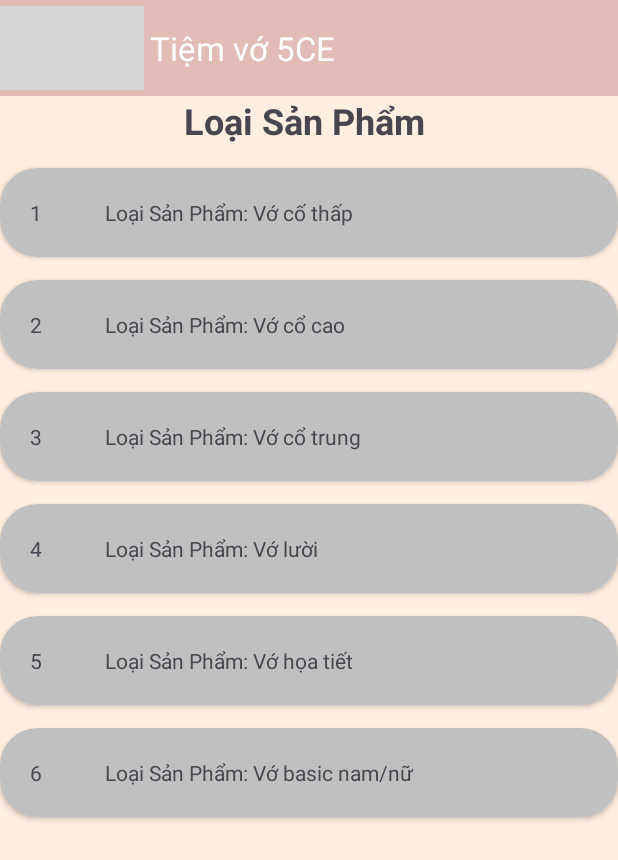
After one commit to thanhson539/DuAn1Application, an Android app: the fragment Loai_San_Pham_Fragment placed in its activity, on a phone screen of 412 x 824 dp. The commit adds this screen. Shown: the top 860 px of the screen. Run offline under Robolectric (Android 15) with nearby library versions, the phone set to English and light mode, and no system bars; our stand-ins replace Picasso; grey boxes are pictures that could not be loaded.

Commit message:
xong hai layout tiennd

```diff
--- a/app/src/main/java/md18202/nhom2/duan1application/Activities/MainActivity.java
+++ b/app/src/main/java/md18202/nhom2/duan1application/Activities/MainActivity.java
@@ -22,6 +22,8 @@ import androidx.fragment.app.FragmentManager;
 import com.google.android.material.navigation.NavigationView;
 
 import md18202.nhom2.duan1application.Fragments.HomeFragment;
+import md18202.nhom2.duan1application.Fragments.Loai_San_Pham_Fragment;
+import md18202.nhom2.duan1application.Fragments.SanPham_Fragment;
 import md18202.nhom2.duan1application.Fragments.VoCoCao_Fragment;
 import md18202.nhom2.duan1application.Fragments.VoCoThap_Fragment;
 import md18202.nhom2.duan1application.Fragments.VoCoTrung_Fragment;
@@ -35,7 +37,7 @@ public class MainActivity extends AppCompatActivity {
     private NavigationView navigationView_frame4;
     private FragmentManager fragmentManager;
     private Fragment fragment;
-    private TextView txtNameNav, txtsdtU;
+    private TextView txtNameNav, txtsdtU , txtEmail;
 
     @Override
     protected void onCreate(Bundle savedInstanceState) {
@@ -50,7 +52,7 @@ public class MainActivity extends AppCompatActivity {
         View headerLayout = navigationView_frame4.getHeaderView(0);
         txtNameNav = headerLayout.findViewById(R.id.txtNameU);
         txtsdtU = headerLayout.findViewById(R.id.sdtU);
-
+        txtEmail = headerLayout.findViewById(R.id.txtEmail);
         //Xử lý cho toolbar
         setSupportActionBar(toolbar_frame4);
         ActionBar actionBar = getSupportActionBar();
@@ -100,6 +102,12 @@ public class MainActivity extends AppCompatActivity {
                 } else if (menuId == R.id.menuYeuThich) {
                     fragment = new YeuThich_Fragment();
                     fragmentManager.beginTransaction().replace(R.id.frameLayout_frame4, fragment).commit();
+                } else if (menuId == R.id.menuLoaiSanPham) {
+                    fragment  = new Loai_San_Pham_Fragment();
+                    fragmentManager.beginTransaction().replace(R.id.frameLayout_frame4, fragment).commit();
+                } else if (menuId == R.id.menuSanPham) {
+                    fragment = new SanPham_Fragment();
+                    fragmentManager.beginTransaction().replace(R.id.frameLayout_frame4, fragment).commit();
                 }
 
                 drawerLayout_frame4.closeDrawer(GravityCompat.START);
@@ -111,9 +119,10 @@ public class MainActivity extends AppCompatActivity {
         SharedPreferences sharedPreferences = getSharedPreferences("NGUOIDUNG",MODE_PRIVATE);
         String hoten = sharedPreferences.getString("hoTen","");
         String sdtU = sharedPreferences.getString("sdt","");
+        String email= sharedPreferences.getString("email","");
         txtNameNav.setText("Hi!"+hoten);
         txtsdtU.setText(sdtU);
-
+        txtEmail.setText(email);
 
 
     }
--- /dev/null
+++ b/app/src/main/java/md18202/nhom2/duan1application/Adapters/LoaiSanPhamAdapter.java
@@ -0,0 +1,106 @@
+package md18202.nhom2.duan1application.Adapters;
+
+import android.app.Activity;
+import android.app.AlertDialog;
+import android.app.Dialog;
+import android.content.Context;
+import android.content.DialogInterface;
+import android.view.LayoutInflater;
+import android.view.View;
+import android.view.ViewGroup;
+import android.widget.CompoundButton;
+import android.widget.EditText;
+import android.widget.TextView;
+import android.widget.Toast;
+
+import androidx.annotation.NonNull;
+import androidx.recyclerview.widget.RecyclerView;
+
+import java.util.ArrayList;
+
+import md18202.nhom2.duan1application.DAO.LoaiSanPhamDAO;
+import md18202.nhom2.duan1application.Models.LoaiSanPham;
+import md18202.nhom2.duan1application.R;
+
+public class LoaiSanPhamAdapter extends RecyclerView.Adapter<LoaiSanPhamAdapter.MyViewHover> {
+    private Context context;
+    private ArrayList<LoaiSanPham>list;
+private LoaiSanPhamDAO loaiSanPhamDAO;
+    public LoaiSanPhamAdapter(Context context, ArrayList<LoaiSanPham> list) {
+        this.context = context;
+        this.list = list;
+    }
+
+    @NonNull
+    @Override
+    public MyViewHover onCreateViewHolder(@NonNull ViewGroup parent, int viewType) {
+        View view = LayoutInflater.from(parent.getContext()).inflate(R.layout.item_loai_san_pham, parent, false);
+
+        return new MyViewHover(view);
+    }
+
+    @Override
+    public void onBindViewHolder(@NonNull MyViewHover holder, int position) {
+        holder.tvSanpham.setText("Loại Sản Phẩm: "+list.get(position).getTenLoai());
+        holder.tvidSanPham.setText(String.valueOf(list.get(position).getLoaiSanPham_id()));
+    }
+
+    @Override
+    public int getItemCount() {
+        if (list != null){
+            return list.size();
+        }
+        return 0;
+    }
+
+   public class MyViewHover extends RecyclerView.ViewHolder {
+       private TextView tvSanpham , tvidSanPham;
+        public MyViewHover(@NonNull View itemView) {
+            super(itemView);
+            tvSanpham  = itemView.findViewById(R.id.tvLoaiSanPham);
+            tvidSanPham = itemView.findViewById(R.id.tvid_LoaiSanPham);
+
+            // sửa loại sản phẩm
+            itemView.setOnClickListener(new View.OnClickListener() {
+                @Override
+                public void onClick(View v) {
+                    AlertDialog.Builder builder  = new AlertDialog.Builder(context);
+                    LayoutInflater inflater = ((Activity)context).getLayoutInflater();
+                    View view = inflater.inflate(R.layout.dialog_sua_loai_sanpham, null);
+                    EditText edTen= view.findViewById(R.id.edTenLoaiSp);
+                    LoaiSanPham loaiSanPham = list.get(getLayoutPosition());
+                    edTen.setText(loaiSanPham.getTenLoai());
+                    loaiSanPhamDAO  =new LoaiSanPhamDAO(context);
+                    builder.setView(view);
+                    builder.setNegativeButton("Huỷ", new DialogInterface.OnClickListener() {
+                        @Override
+                        public void onClick(DialogInterface dialog, int which) {
+
+                        }
+                    }).setPositiveButton("Cập Nhật", new DialogInterface.OnClickListener() {
+                        @Override
+                        public void onClick(DialogInterface dialog, int which) {
+                            String ten = edTen.getText().toString().trim();
+                            loaiSanPham.setTenLoai(ten);
+
+                            if (ten.equals("")) {
+                                Toast.makeText(context, "Không Được Bỏ Chống", Toast.LENGTH_SHORT).show();
+                            }
+                           else if  (loaiSanPhamDAO.SuaLoaiSP(loaiSanPham)>0){
+                                list.clear();
+                                list  =loaiSanPhamDAO.getDsLoaiSanPham();
+                                notifyDataSetChanged();
+                                Toast.makeText(context, "Sửa Thành Công", Toast.LENGTH_SHORT).show();
+                            }else {
+                                Toast.makeText(context, "Sửa Thất Bại", Toast.LENGTH_SHORT).show();
+                            }
+                        }
+                    });
+
+                    Dialog dialog  =builder.create();
+                    dialog.show();
+                }
+            });
+        }
+    }
+}
--- /dev/null
+++ b/app/src/main/java/md18202/nhom2/duan1application/Fragments/Loai_San_Pham_Fragment.java
@@ -0,0 +1,69 @@
+package md18202.nhom2.duan1application.Fragments;
+
+import android.os.Bundle;
+
+import androidx.annotation.NonNull;
+import androidx.annotation.Nullable;
+import androidx.fragment.app.Fragment;
+import androidx.recyclerview.widget.GridLayoutManager;
+import androidx.recyclerview.widget.LinearLayoutManager;
+import androidx.recyclerview.widget.RecyclerView;
+
+import android.view.LayoutInflater;
+import android.view.View;
+import android.view.ViewGroup;
+
+import java.util.ArrayList;
+
+import md18202.nhom2.duan1application.Adapters.LoaiSanPhamAdapter;
+import md18202.nhom2.duan1application.Adapters.SanPhamAdapter2;
+import md18202.nhom2.duan1application.DAO.LoaiSanPhamDAO;
+import md18202.nhom2.duan1application.Models.LoaiSanPham;
+import md18202.nhom2.duan1application.R;
+
+
+public class Loai_San_Pham_Fragment extends Fragment {
+
+
+private RecyclerView recyclerView;
+private LoaiSanPhamDAO sanPhamDAO;
+    public Loai_San_Pham_Fragment() {
+        // Required empty public constructor
+    }
+
+
+    public static Loai_San_Pham_Fragment newInstance() {
+        Loai_San_Pham_Fragment fragment = new Loai_San_Pham_Fragment();
+
+        return fragment;
+    }
+
+    @Override
+    public void onCreate(Bundle savedInstanceState) {
+        super.onCreate(savedInstanceState);
+
+    }
+
+    @Override
+    public View onCreateView(LayoutInflater inflater, ViewGroup container,
+                             Bundle savedInstanceState) {
+
+        return inflater.inflate(R.layout.fragment_loai__san__pham_, container, false);
+    }
+
+    @Override
+    public void onViewCreated(@NonNull View view, @Nullable Bundle savedInstanceState) {
+        super.onViewCreated(view, savedInstanceState);
+        recyclerView = view.findViewById(R.id.recycler_view_LoaiSanPham);
+
+        loatDate(recyclerView);
+    }
+    public void loatDate(RecyclerView recyclerView){
+        sanPhamDAO  = new LoaiSanPhamDAO(getContext());
+        ArrayList<LoaiSanPham> list = sanPhamDAO.getDsLoaiSanPham();
+        RecyclerView.LayoutManager layoutManager = new LinearLayoutManager(getContext());
+        recyclerView.setLayoutManager(layoutManager);
+        LoaiSanPhamAdapter loaiSanPhamAdapter = new LoaiSanPhamAdapter(getContext(), list);
+        recyclerView.setAdapter(loaiSanPhamAdapter);
+    }
+}
--- a/app/src/main/res/layout/fragment_home.xml
+++ b/app/src/main/res/layout/fragment_home.xml
@@ -33,8 +33,6 @@
             android:layout_margin="20dp"
             android:onClick="onSearchButtonClick"
             android:src="@drawable/frame4_kinh_lup" />
-
-
 
 
         <ImageView
--- /dev/null
+++ b/app/src/main/res/layout/fragment_loai__san__pham_.xml
@@ -0,0 +1,22 @@
+<?xml version="1.0" encoding="utf-8"?>
+<LinearLayout xmlns:android="http://schemas.android.com/apk/res/android"
+    xmlns:tools="http://schemas.android.com/tools"
+    android:layout_width="match_parent"
+    android:layout_height="match_parent"
+    android:orientation="vertical"
+    tools:context=".Fragments.Loai_San_Pham_Fragment">
+
+    <!-- TODO: Update blank fragment layout -->
+    <TextView
+        android:textStyle="bold"
+        android:textSize="24dp"
+        android:gravity="center"
+        android:layout_width="match_parent"
+        android:layout_height="wrap_content"
+        android:text="Loại Sản Phẩm " />
+
+    <androidx.recyclerview.widget.RecyclerView
+        android:id="@+id/recycler_view_LoaiSanPham"
+        android:layout_width="match_parent"
+        android:layout_height="match_parent"/>
+</LinearLayout>
--- /dev/null
+++ b/app/src/main/res/layout/item_loai_san_pham.xml
@@ -0,0 +1,37 @@
+<?xml version="1.0" encoding="utf-8"?>
+<androidx.cardview.widget.CardView xmlns:android="http://schemas.android.com/apk/res/android"
+    android:layout_width="match_parent"
+    xmlns:app="http://schemas.android.com/apk/res-auto"
+    android:orientation="vertical"
+    app:cardCornerRadius="25dp"
+    android:layout_marginTop="15dp"
+    android:layout_height="wrap_content">
+    <LinearLayout
+
+        android:layout_width="match_parent"
+        android:background="#C0C0C0"
+        android:layout_height="wrap_content">
+        <LinearLayout
+            android:layout_margin="20dp"
+            android:orientation="horizontal"
+
+            android:layout_width="match_parent"
+            android:layout_height="wrap_content">
+
+            <TextView
+                android:id="@+id/tvid_LoaiSanPham"
+                android:layout_width="30dp"
+                android:layout_height="wrap_content"/>
+
+
+            <TextView
+                android:id="@+id/tvLoaiSanPham"
+                android:layout_marginLeft="20dp"
+                android:layout_width="match_parent"
+                android:layout_height="wrap_content"/>
+        </LinearLayout>
+
+    </LinearLayout>
+
+
+</androidx.cardview.widget.CardView>
--- a/app/src/main/res/layout/navigation_header_layout.xml
+++ b/app/src/main/res/layout/navigation_header_layout.xml
@@ -29,6 +29,7 @@
             android:textSize="16sp" />
 
         <TextView
+            android:id="@+id/txtEmail"
             android:layout_width="match_parent"
             android:layout_height="wrap_content"
             android:gravity="center"
--- a/app/src/main/res/menu/menu.xml
+++ b/app/src/main/res/menu/menu.xml
@@ -65,10 +65,12 @@
                 android:icon="@drawable/frame4_mui_ten"
                 app:showAsAction="always"/>
             <item
+                android:id="@+id/menuLoaiSanPham"
                 android:title="Quản lý loại sản phẩm"
                 android:icon="@drawable/frame4_mui_ten"
                 app:showAsAction="always"/>
             <item
+                android:id="@+id/menuSanPham"
                 android:title="Quản lý sản phẩm"
                 android:icon="@drawable/frame4_mui_ten"/>
             <item
```
Also changed, not shown: app/src/main/java/md18202/nhom2/duan1application/Adapters/SanPhamAdapter.java (added, +137 -0 lines), app/src/main/java/md18202/nhom2/duan1application/DAO/LoaiSanPhamDAO.java (+10 -0 lines), app/src/main/java/md18202/nhom2/duan1application/DAO/SanPhamDAO.java (+13 -0 lines), app/src/main/java/md18202/nhom2/duan1application/Fragments/SanPham_Fragment.java (added, +67 -0 lines), app/src/main/res/layout/dialog_sua_loai_sanpham.xml (added, +22 -0 lines), app/src/main/res/layout/dialog_sua_sanpham.xml (added, +40 -0 lines), app/src/main/res/layout/fragment_san_pham_.xml (added, +21 -0 lines), app/src/main/res/layout/item_sanpham.xml (added, +37 -0 lines).
